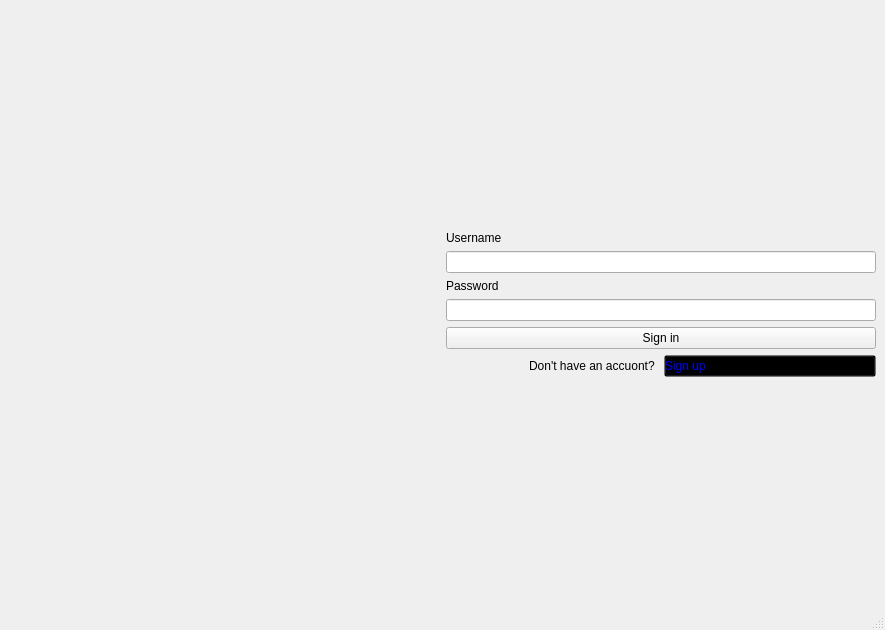
Above: mainwindow.ui from SAMoosavi/AdvancedProgrammingProject2 before the change. Below: the same form after it.
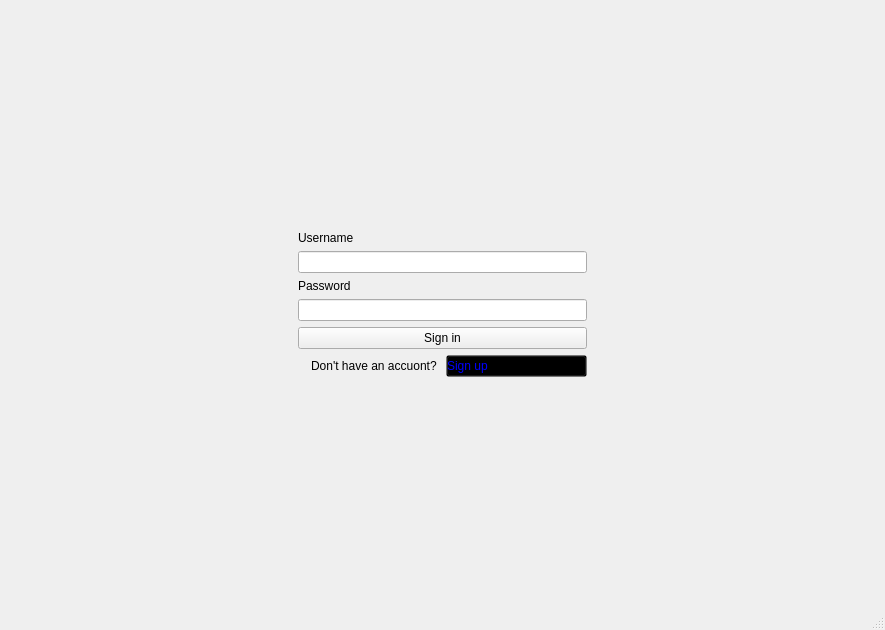
That is the form after the change.

Commit message: delete img in mainWindow

What changed in the file:
```diff
--- a/mainwindow.ui
+++ b/mainwindow.ui
@@ -16,23 +16,17 @@
   <widget class="QWidget" name="centralwidget">
    <layout class="QHBoxLayout" name="horizontalLayout_2">
     <item>
-     <widget class="QLabel" name="label_img">
-      <property name="enabled">
-       <bool>true</bool>
+     <spacer name="horizontalSpacer">
+      <property name="orientation">
+       <enum>Qt::Horizontal</enum>
       </property>
-      <property name="sizePolicy">
-       <sizepolicy hsizetype="Expanding" vsizetype="Expanding">
-        <horstretch>0</horstretch>
-        <verstretch>0</verstretch>
-       </sizepolicy>
+      <property name="sizeHint" stdset="0">
+       <size>
+        <width>40</width>
+        <height>20</height>
+       </size>
       </property>
-      <property name="styleSheet">
-       <string notr="true">width :50vw;</string>
-      </property>
-      <property name="text">
-       <string/>
-      </property>
-     </widget>
+     </spacer>
     </item>
     <item>
      <layout class="QVBoxLayout" name="verticalLayout_3">
@@ -142,6 +136,19 @@
       </item>
      </layout>
     </item>
+    <item>
+     <spacer name="horizontalSpacer_2">
+      <property name="orientation">
+       <enum>Qt::Horizontal</enum>
+      </property>
+      <property name="sizeHint" stdset="0">
+       <size>
+        <width>40</width>
+        <height>20</height>
+       </size>
+      </property>
+     </spacer>
+    </item>
    </layout>
   </widget>
   <widget class="QStatusBar" name="statusbar"/>
```
The commit also changes 2 other files.
